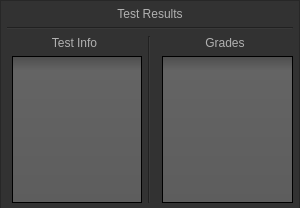
First picture: the form in script/gui/test_results.ui, repository Nater0214/Py-Grader, before the edit.
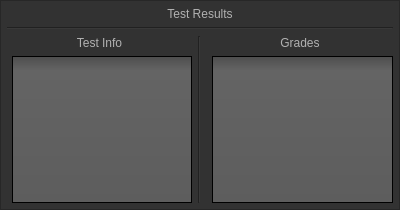
Second picture: the form after the edit. Icons and pictures are not drawn.

Commit message: Widen window default for better visibility

```diff
--- a/script/gui/test_results.ui
+++ b/script/gui/test_results.ui
@@ -6,8 +6,8 @@
    <rect>
     <x>0</x>
     <y>0</y>
-    <width>300</width>
-    <height>208</height>
+    <width>400</width>
+    <height>210</height>
    </rect>
   </property>
   <property name="windowTitle">
@@ -504,7 +504,7 @@
     <rect>
      <x>0</x>
      <y>0</y>
-     <width>300</width>
+     <width>400</width>
      <height>210</height>
     </rect>
    </property>
```
The commit also changes 1 other file.
